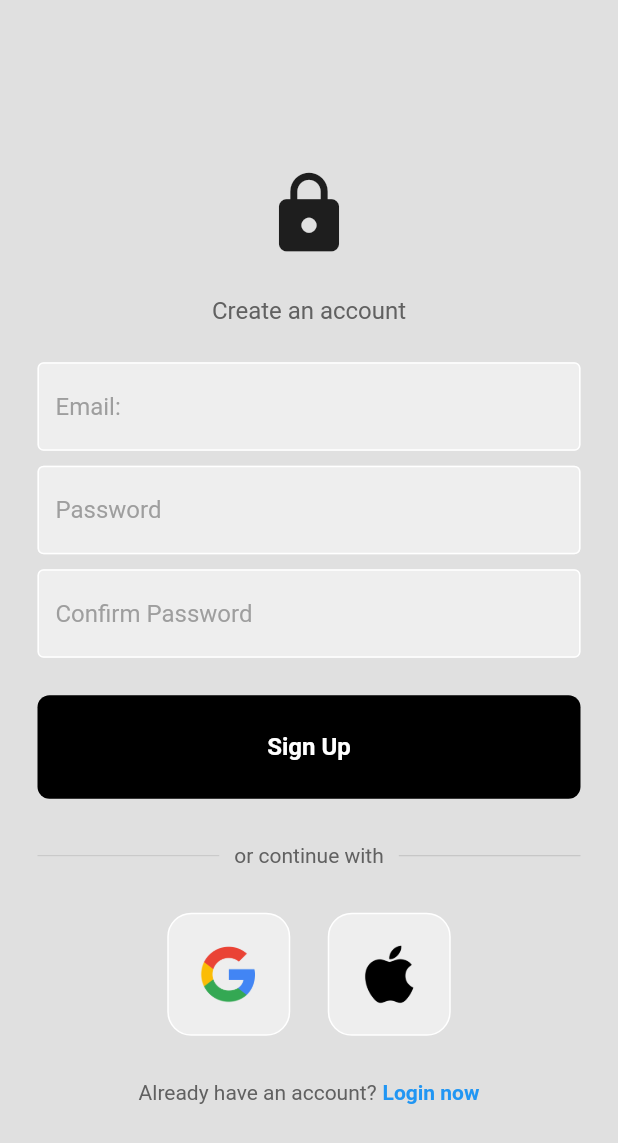
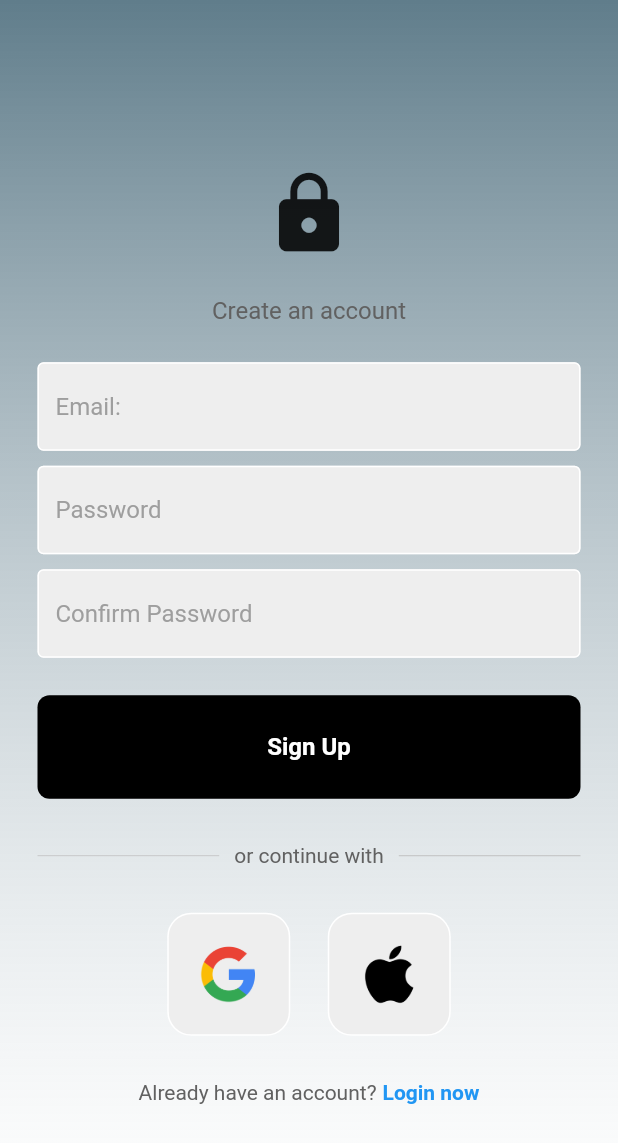
Before and after one commit to owinymarvin/classflutter, a Flutter app: the RegisterScreen screen opened directly with empty values, on a phone screen of 412 x 824 dp. Shown: the top 1143 px of the screen. Run offline on Flutter 3.47's test engine with Material 2 defaults, Android fonts, the phone set to English and light mode, and no system bars; our stand-ins replace firebase_auth, firebase_core; accounts and stored records are empty.

Commit message:
added gradient in register_screen

```diff
--- a/lib/pages/Register_screen.dart
+++ b/lib/pages/Register_screen.dart
@@ -1,9 +1,9 @@
+import 'dart:ui'; // Import the dart:ui library for Color class
 import 'package:firebase_auth/firebase_auth.dart';
 import 'package:flutter/material.dart';
 import 'package:firstpro/text_fields/my_button.dart';
 import 'package:firstpro/text_fields/square_frame.dart';
 import 'package:firstpro/text_fields/my_textfield.dart';
-// import 'signup_screen.dart';
 
 class RegisterScreen extends StatefulWidget {
   final Function()? onTap;
@@ -14,12 +14,12 @@ class RegisterScreen extends StatefulWidget {
 }
 
 class _RegisterScreenState extends State<RegisterScreen> {
-  //text editing controllers
+  // Text editing controllers
   final emailController = TextEditingController();
   final passwordController = TextEditingController();
   final confirmPasswordController = TextEditingController();
 
-  //sign user up
+  // Method to sign user up
   void signUserUp() async {
     // Show a progress circle
     showDialog(
@@ -108,11 +108,22 @@ class _RegisterScreenState extends State<RegisterScreen> {
   @override
   Widget build(BuildContext context) {
     return Scaffold(
-      backgroundColor: Colors.grey[300],
-      body: SafeArea(
-        //makes UI avoid the notch area
+      backgroundColor:
+          Colors.transparent, // Set the background color to transparent
+      body: Container(
+        decoration: BoxDecoration(
+          gradient: LinearGradient(
+            begin: Alignment.topCenter,
+            end: Alignment.bottomCenter,
+            colors: [
+              Colors
+                  .blueGrey, // You can specify multiple colors for the gradient
+              Colors.white38,
+            ],
+          ),
+        ),
+        child: SafeArea(
           child: Center(
-          //center the icon
             child: SingleChildScrollView(
               child: Column(
                 mainAxisAlignment: MainAxisAlignment.center,
@@ -165,7 +176,8 @@ class _RegisterScreenState extends State<RegisterScreen> {
                     ontap: signUserUp, //call the method signUpUser
                   ),
 
-                const SizedBox(height: 30), //sized box for "or continue with "
+                  const SizedBox(
+                      height: 30), //sized box for "or continue with "
 
                   Padding(
                     padding: const EdgeInsets.symmetric(horizontal: 25.0),
@@ -238,6 +250,7 @@ class _RegisterScreenState extends State<RegisterScreen> {
             ),
           ),
         ),
+      ),
     );
   }
 }
```
Lines whose indentation alone changed are shown as unchanged.
